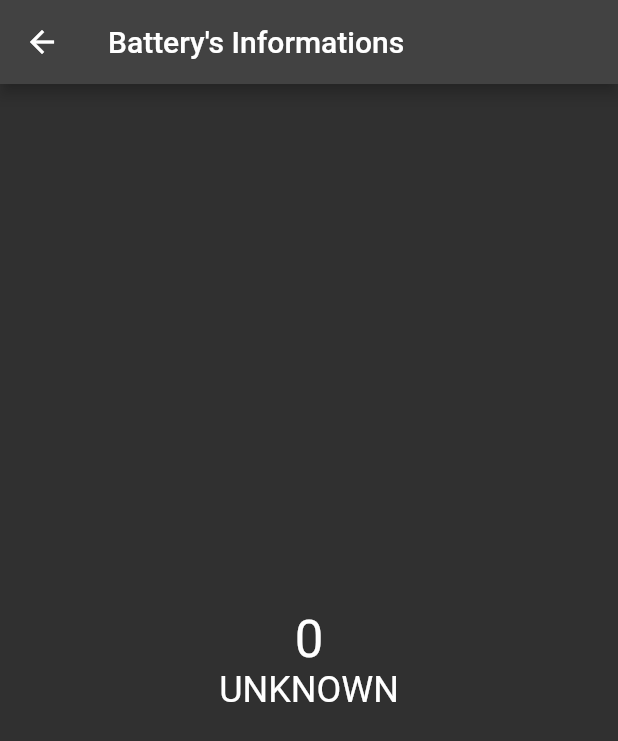
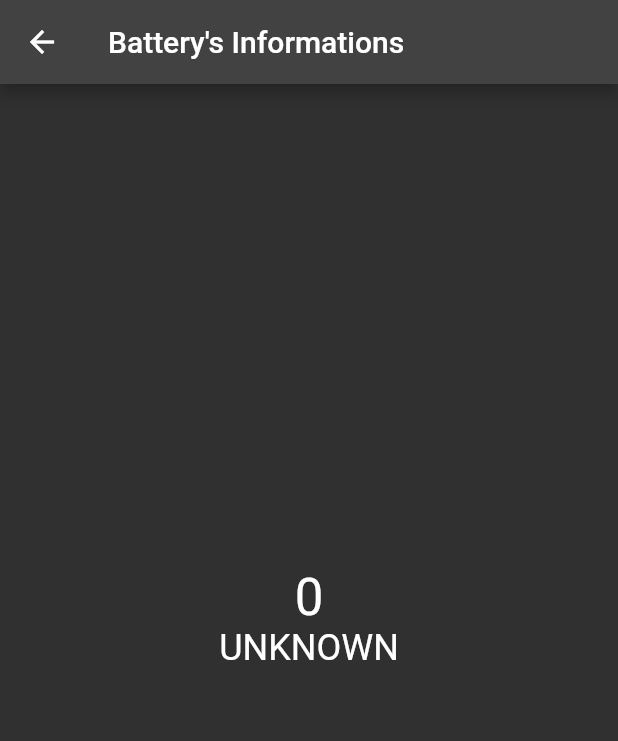
Before and after one commit to aquino-mael/flutter_with_native, a Flutter app: the BatteryInfoScreen screen opened by its route, on a phone screen of 412 x 824 dp. Shown: the top 741 px of the screen. Run offline on Flutter 3.47's test engine with Material 2 defaults, Android fonts, the phone set to English and light mode, and no system bars.

Commit message:
remove appbar size from battery percent

```diff
--- a/lib/ui/screen/battery_info/battery_info_screen.dart
+++ b/lib/ui/screen/battery_info/battery_info_screen.dart
@@ -16,6 +16,7 @@ class BatteryInfoScreen extends StatelessWidget {
         brightness: Brightness.dark,
       ),
       child: Scaffold(
+        extendBodyBehindAppBar: true,
         appBar: _buildAppBar(),
         body: _buildBody(),
       ),
@@ -43,7 +44,7 @@ class BatteryInfoScreen extends StatelessWidget {
                 color: Colors.green,
                 constraints: BoxConstraints(
                   maxHeight: snapshot.hasData
-                    ? (MediaQuery.of(context).size.height / 100) * (snapshot.data?['level'] ?? 0)
+                    ? ((MediaQuery.of(context).size.height - kToolbarHeight) / 100) * (snapshot.data?['level'] ?? 0)
                     : 0,
                 ),
               ),
@@ -58,7 +59,7 @@ class BatteryInfoScreen extends StatelessWidget {
                 stream: presenter.batteryInfos,
                 builder: (context, snapshot) {
                   return Text(
-                    '${snapshot.data?["level"] ?? 0}',
+                    '${snapshot.data?['level'] ?? 0}',
                     style: TextStyle(
                       fontSize: 34.0,
                     ),
```
